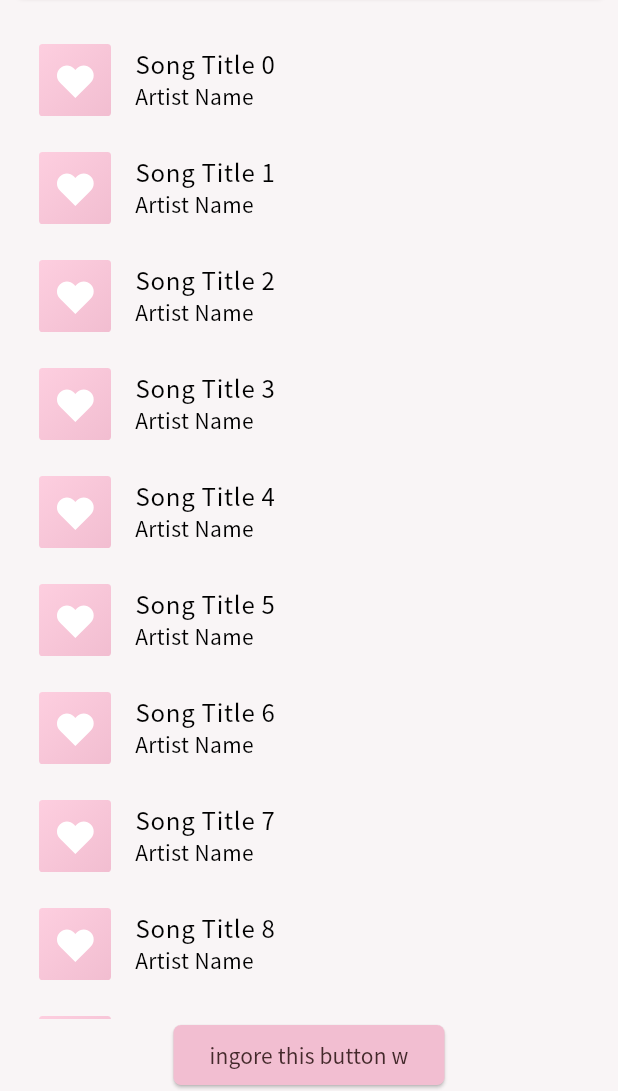
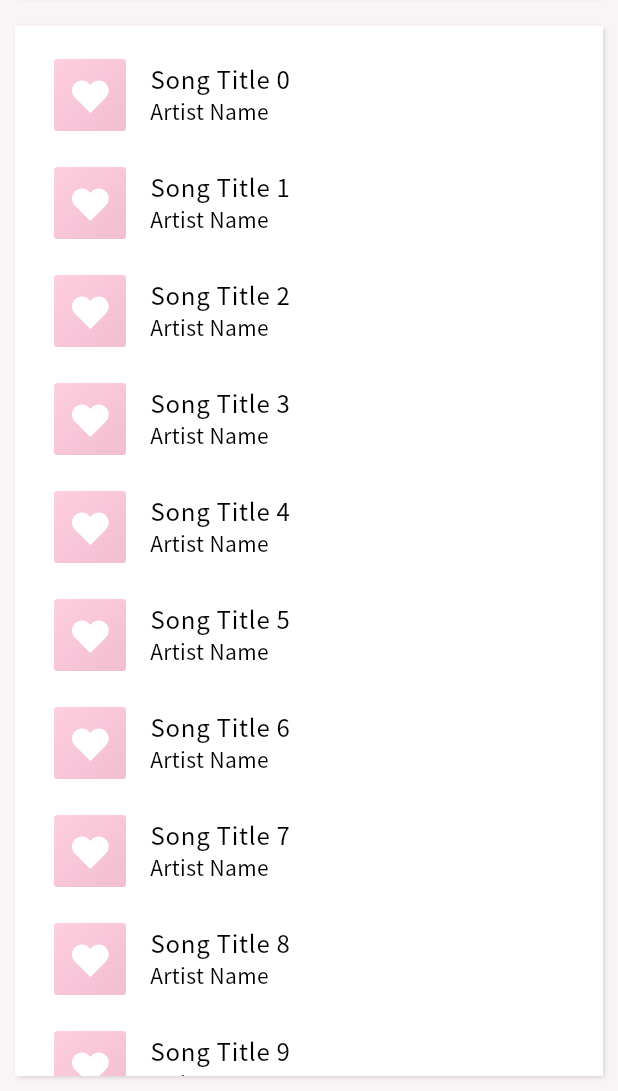
Before and after one commit to nothes2/meotify, a Flutter app: the screen it shows after launch, on a phone screen of 412 x 824 dp, the part 145-1236 px from its top. Run offline on Flutter 3.47's test engine with Material 3 defaults, Android fonts, the phone set to English and light mode, and no system bars; our stand-ins replace flutter_secure_storage, flutter_svg, get, google_fonts, jwt_decoder; missing offline and left inert: dart:ffi, window_manager.

```diff
--- a/lib/core/presentation/meotify.dart
+++ b/lib/core/presentation/meotify.dart
@@ -32,10 +32,6 @@ class Meotify extends StatelessWidget {
           children: [
             const CoreNavigatorBar(),
             const MeotifyContent(),
-            Center(
-                child: ElevatedButton(
-                    onPressed: () => _showLoginDialog(context),
-                    child: const Text("ingore this button w")))
           ],
         ),
       ),
@@ -56,7 +52,3 @@ class MeotifyContent extends StatelessWidget {
     ));
   }
 }
-
-void _showLoginDialog(BuildContext context) {
-  Get.dialog(const LoginFrame());
-}
--- a/lib/core/presentation/widgets/content/core_lib_list.dart
+++ b/lib/core/presentation/widgets/content/core_lib_list.dart
@@ -1,12 +1,21 @@
 import 'package:flutter/material.dart';
 import 'package:flutter_svg/svg.dart';
+import 'package:meowdify/core/widgets/effect.dart';
 
 class MusicLib extends StatelessWidget {
   const MusicLib({super.key});
 
   @override
   Widget build(BuildContext context) {
-    return ListView.builder(
+    return Padding(
+      padding: const EdgeInsets.all(10),
+      child: Container(
+          decoration: BoxDecoration(
+              color: Colors.white, boxShadow: cardShadow(context)),
+          child: ScrollConfiguration(
+            behavior:
+                ScrollConfiguration.of(context).copyWith(scrollbars: false),
+            child: ListView.builder(
               padding: const EdgeInsets.all(10),
               itemCount: 10, // Replace with the actual number of items
               itemBuilder: (context, index) {
@@ -17,12 +26,14 @@ class MusicLib extends StatelessWidget {
                     width: 48,
                   ),
                   title: Text('Song Title $index'),
-          subtitle: Text('Artist Name'),
+                  subtitle: const Text('Artist Name'),
                   onTap: () {
                     // Handle item tap
                   },
                 );
               },
+            ),
+          )),
     );
   }
 }
```
Lines whose indentation alone changed are shown as unchanged.
